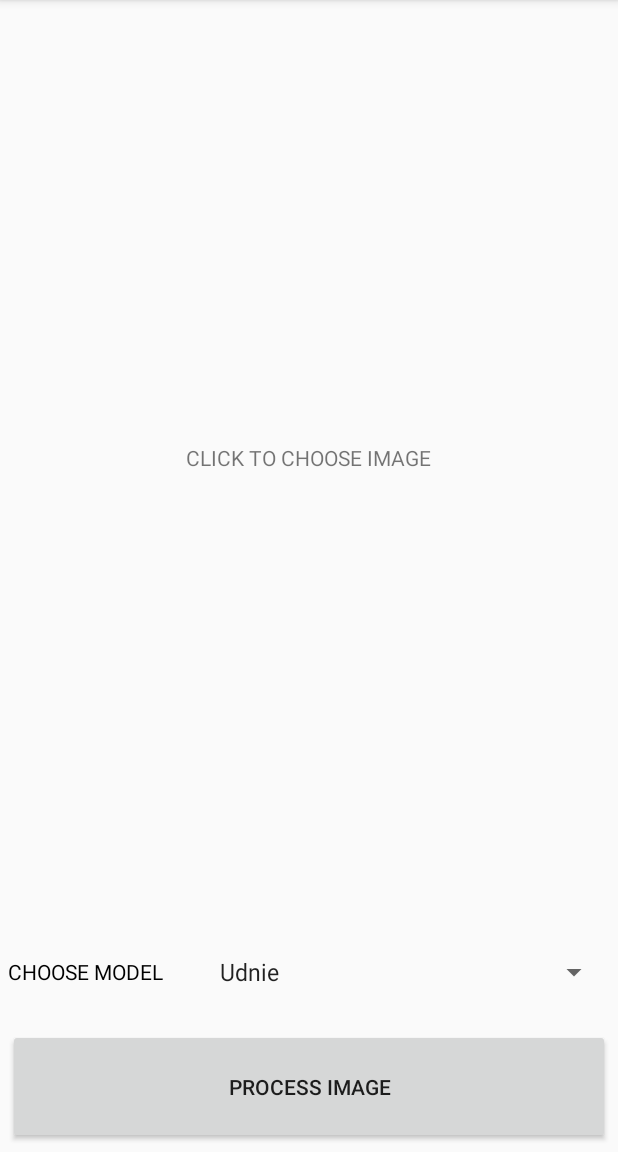
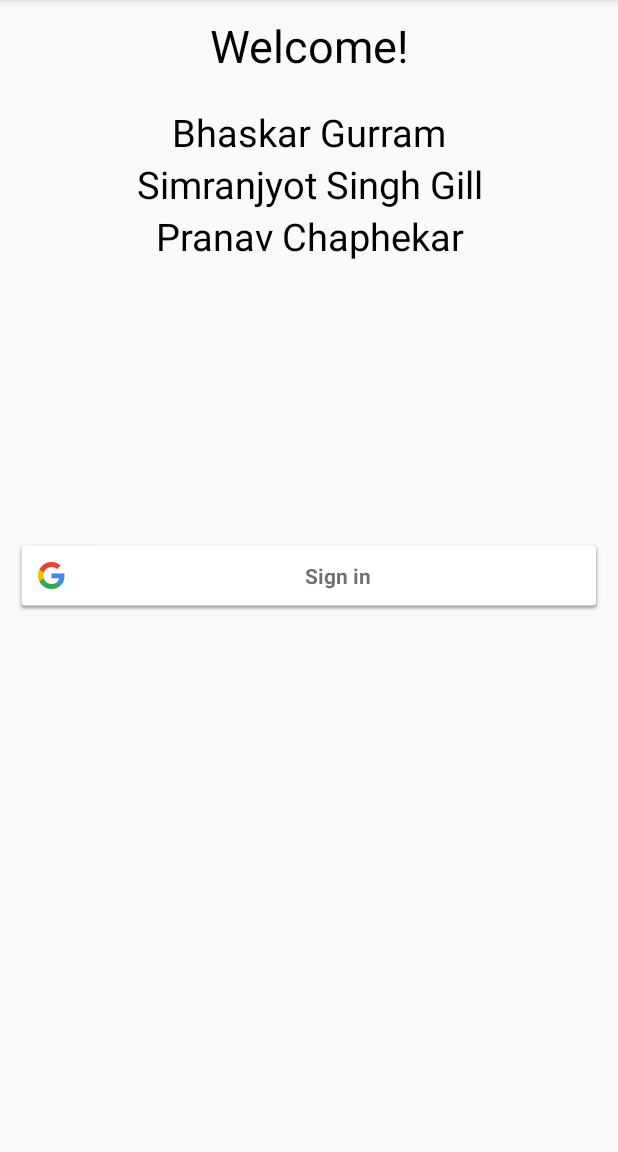
Before and after one commit to bhaskargurram/CloudComputing, an Android app: the screen it shows after launch (MainActivity before the commit, SignInActivity after it), on a phone screen of 412 x 824 dp, the part 84-1236 px from its top. Run offline under Robolectric (Android 15) with nearby library versions, the phone set to English and light mode, and no system bars.

Commit message:
adds more functionality in android app

```diff
--- /dev/null
+++ b/androidApp/app/src/main/java/com/nyu/cloudcomputing/SignInActivity.java
@@ -0,0 +1,152 @@
+package com.nyu.cloudcomputing;
+
+import android.Manifest;
+import android.content.Intent;
+import android.content.pm.PackageManager;
+import android.graphics.Typeface;
+import android.os.Bundle;
+import android.support.v4.app.ActivityCompat;
+import android.support.v4.content.ContextCompat;
+import android.support.v7.app.AppCompatActivity;
+import android.text.Html;
+import android.util.Log;
+import android.view.View;
+import android.widget.TextView;
+import android.widget.Toast;
+
+import com.google.android.gms.auth.api.signin.GoogleSignIn;
+import com.google.android.gms.auth.api.signin.GoogleSignInAccount;
+import com.google.android.gms.auth.api.signin.GoogleSignInClient;
+import com.google.android.gms.auth.api.signin.GoogleSignInOptions;
+import com.google.android.gms.common.SignInButton;
+import com.google.android.gms.common.api.ApiException;
+import com.google.android.gms.tasks.Task;
+
+public class SignInActivity extends AppCompatActivity {
+
+    private static final int RC_SIGN_IN = 1;
+    private static final int MY_PERMISSIONS_REQUEST_STORAGE = 2;
+    private static final String TAG = "SignIn Activity";
+
+    SignInButton signInButton;
+    GoogleSignInClient mGoogleSignInClient;
+
+    @Override
+    protected void onCreate(Bundle savedInstanceState) {
+        super.onCreate(savedInstanceState);
+        setContentView(R.layout.activity_sign_in);
+        setTitle("Cloud Computing");
+
+        if (ContextCompat.checkSelfPermission(this, Manifest.permission.WRITE_EXTERNAL_STORAGE)
+                != PackageManager.PERMISSION_GRANTED) {
+            ActivityCompat.requestPermissions(this,
+                    new String[]{Manifest.permission.WRITE_EXTERNAL_STORAGE},
+                    MY_PERMISSIONS_REQUEST_STORAGE);
+        }
+
+        signInButton = findViewById(R.id.sign_in_button);
+        findViewById(R.id.sign_in_button).setOnClickListener(new View.OnClickListener() {
+            @Override
+            public void onClick(View v) {
+                switch (v.getId()) {
+                    case R.id.sign_in_button:
+                        signIn();
+                        break;
+                }
+            }
+        });
+
+        GoogleSignInOptions gso = new GoogleSignInOptions.Builder(GoogleSignInOptions.DEFAULT_SIGN_IN)
+                .requestEmail()
+                .build();
+        mGoogleSignInClient = GoogleSignIn.getClient(this, gso);
+        GoogleSignInAccount account = GoogleSignIn.getLastSignedInAccount(this);
+        if(account != null){
+            updateUI(account);
+        }
+    }
+
+    private void updateUI(GoogleSignInAccount account) {
+        Intent intent = new Intent(this, MainActivity.class);
+        intent.putExtra("account", account);
+        startActivity(intent);
+        finish();
+    }
+
+    private void signIn() {
+        Intent signInIntent = mGoogleSignInClient.getSignInIntent();
+        startActivityForResult(signInIntent, RC_SIGN_IN);
+    }
+
+    @Override
+    public void onActivityResult(int requestCode, int resultCode, Intent data) {
+        super.onActivityResult(requestCode, resultCode, data);
+
+        // Result returned from launching the Intent from GoogleSignInClient.getSignInIntent(...);
+        if (requestCode == RC_SIGN_IN) {
+            // The Task returned from this call is always completed, no need to attach
+            // a listener.
+            Task<GoogleSignInAccount> task = GoogleSignIn.getSignedInAccountFromIntent(data);
+            handleSignInResult(task);
+        }
+    }
+
+    private void handleSignInResult(Task<GoogleSignInAccount> completedTask) {
+        try {
+            GoogleSignInAccount account = completedTask.getResult(ApiException.class);
+
+            // Signed in successfully, show authenticated UI.
+            updateUI(account);
+        } catch (ApiException e) {
+            // The ApiException status code indicates the detailed failure reason.
+            // Please refer to the GoogleSignInStatusCodes class reference for more information.
+            Log.w(TAG, "signInResult:failed code=" + e.getStatusCode());
+            Toast.makeText(getApplicationContext(), "Sign In failed", Toast.LENGTH_LONG).show();
+        }
+    }
+
+    @Override
+    public void onRequestPermissionsResult(int requestCode,
+                                           String permissions[], int[] grantResults) {
+        switch (requestCode) {
+            case MY_PERMISSIONS_REQUEST_STORAGE: {
+                // If request is cancelled, the result arrays are empty.
+                if (grantResults.length > 0
+                        && grantResults[0] == PackageManager.PERMISSION_GRANTED) {
+                    // permission was granted, yay!
+                } else {
+                    System.exit(0);
+                }
+                return;
+            }
+
+            // other 'case' lines to check for other
+            // permissions this app might request.
+        }
+    }
+
+    private void initTitleView(){
+        Typeface tfFutura = Typeface.createFromAsset(getAssets(), "futura.ttf");
+        TextView title = findViewById(R.id.title);
+        title.setTypeface(tfFutura);
+
+        String blue = "#4285f4";
+        String red = "#ea4335";
+        String orange = "#fbbc05";
+        String green = "#34a853";
+        String origText = "Welcome to our Cloud Computing Project\nBhaskar Gurram\nSimranjyot Singh Gill\nPranav Chaphekar";
+        String text = "";
+        for(int i=0; i< origText.length(); i=i+4){
+            try {
+                text += "<font color=" + blue + ">" + origText.substring(i, i + 1) + "</font>";
+                text += "<font color=" + green + ">" + origText.substring(i + 1, i + 2) + "</font>";
+                text += "<font color=" + red + ">" + origText.substring(i + 2, i + 3) + "</font>";
+                text += "<font color=" + orange + ">" + origText.substring(i + 3, i + 4) + "</font>";
+            } catch (Exception ex){
+                // do nothing
+            }
+        }
+
+        title.setText(Html.fromHtml(text));
+    }
+}
--- /dev/null
+++ b/androidApp/app/src/main/res/layout/activity_sign_in.xml
@@ -0,0 +1,57 @@
+<?xml version="1.0" encoding="utf-8"?>
+<android.support.constraint.ConstraintLayout xmlns:android="http://schemas.android.com/apk/res/android"
+    xmlns:app="http://schemas.android.com/apk/res-auto"
+    xmlns:tools="http://schemas.android.com/tools"
+    android:layout_width="match_parent"
+    android:layout_height="match_parent"
+    app:layout_behavior="@string/appbar_scrolling_view_behavior"
+    tools:context=".SignInActivity"
+    tools:showIn="@layout/activity_sign_in">
+
+    <RelativeLayout
+        android:layout_width="match_parent"
+        android:layout_height="match_parent"
+        android:padding="10dp">
+        <TextView
+            android:id="@+id/title"
+            android:layout_width="match_parent"
+            android:layout_height="wrap_content"
+            android:textAlignment="center"
+            android:layout_marginBottom="20dp"
+            android:textSize="30sp"
+            android:textColor="@android:color/black"
+            android:text="Welcome!"/>
+        <TextView
+            android:id="@+id/bhaskar"
+            android:layout_width="match_parent"
+            android:layout_height="wrap_content"
+            android:textAlignment="center"
+            android:textSize="25sp"
+            android:textColor="@android:color/black"
+            android:text="Bhaskar Gurram"
+            android:layout_below="@id/title"/>
+        <TextView
+            android:id="@+id/simran"
+            android:layout_width="match_parent"
+            android:layout_height="wrap_content"
+            android:textAlignment="center"
+            android:textSize="25sp"
+            android:textColor="@android:color/black"
+            android:layout_below="@id/bhaskar"
+            android:text="Simranjyot Singh Gill"/>
+        <TextView
+            android:layout_below="@id/simran"
+            android:layout_width="match_parent"
+            android:layout_height="wrap_content"
+            android:textAlignment="center"
+            android:textSize="25sp"
+            android:textColor="@android:color/black"
+            android:text="Pranav Chaphekar"/>
+        <com.google.android.gms.common.SignInButton
+            android:id="@+id/sign_in_button"
+            android:layout_width="match_parent"
+            android:layout_height="wrap_content"
+            android:layout_centerInParent="true"/>
+    </RelativeLayout>
+
+</android.support.constraint.ConstraintLayout>
--- /dev/null
+++ b/androidApp/app/src/main/res/values/dimens.xml
@@ -0,0 +1,3 @@
+<resources>
+    <dimen name="fab_margin">16dp</dimen>
+</resources>
--- a/androidApp/app/src/main/res/values/strings.xml
+++ b/androidApp/app/src/main/res/values/strings.xml
@@ -1,3 +1,4 @@
 <resources>
     <string name="app_name">Cloud Computing</string>
+    <string name="title_activity_sign_in">SignInActivity</string>
 </resources>
```
Also changed, not shown: androidApp/app/build.gradle (+6 -1 lines), androidApp/app/src/main/AndroidManifest.xml (+13 -6 lines), androidApp/app/src/main/java/com/nyu/cloudcomputing/MainActivity.java (+55 -3 lines), androidApp/app/src/main/res/menu/menu_items.xml (added, +7 -0 lines), androidApp/app/src/main/res/values/styles.xml (+9 -0 lines), androidApp/app/src/main/assets/futura.ttf (added).
